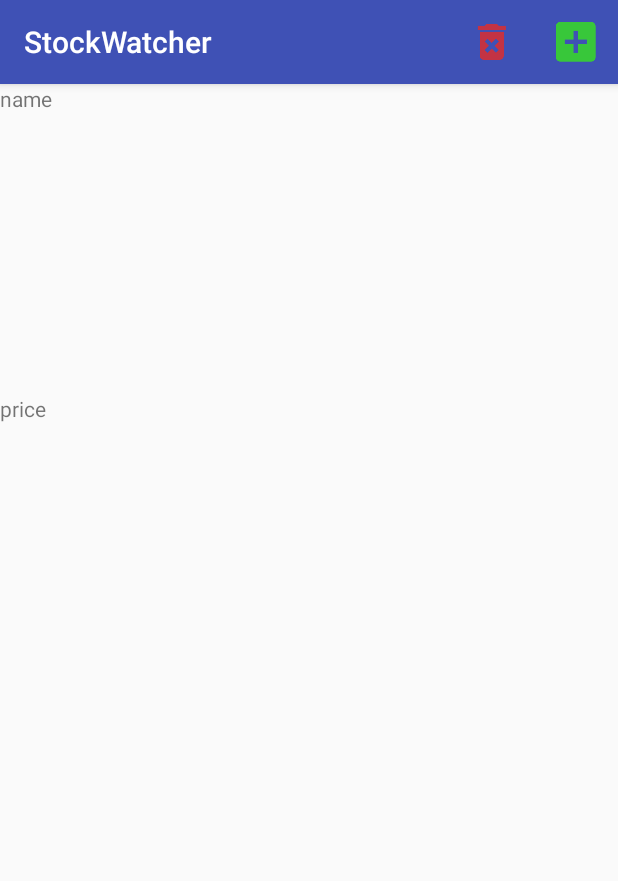
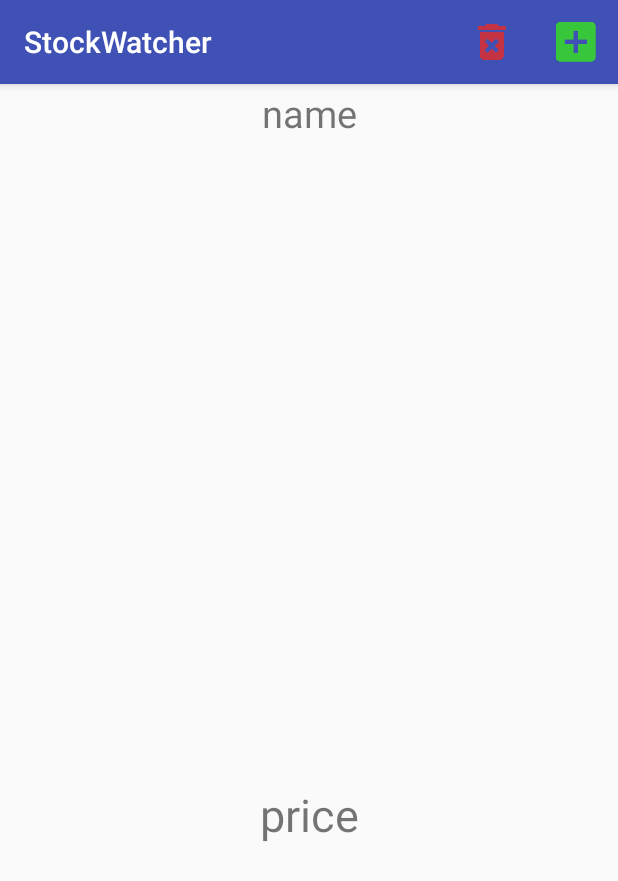
Before and after one commit to Frankiskandar/StockWatcher, an Android app: the fragment StockDetailsFragment placed in its activity, on a phone screen of 412 x 824 dp. Shown: the top 881 px of the screen. Run offline under Robolectric (Android 15) with nearby library versions, the phone set to English and light mode, and no system bars; our stand-ins replace Picasso; pictures from the network do not load.

Commit message:
another commit

```diff
--- a/app/src/main/java/edu/temple/stockwatcher/StockDetailsFragment.java
+++ b/app/src/main/java/edu/temple/stockwatcher/StockDetailsFragment.java
@@ -111,7 +111,7 @@ public class StockDetailsFragment extends Fragment {
                 String price = blockObject.getString("LastPrice");
 
                 companyName.setText(name);
-                stockPrice.setText(price);
+                stockPrice.setText("$"+price);
             } catch (JSONException e) {
                 e.printStackTrace();
             }
--- a/app/src/main/res/layout/fragment_stock_details.xml
+++ b/app/src/main/res/layout/fragment_stock_details.xml
@@ -15,7 +15,9 @@
             android:id="@+id/stock_name"
             android:layout_width="match_parent"
             android:layout_height="39dp"
-            android:text="name" />
+            android:text="name"
+            android:textSize="25dp"
+            android:gravity="center"/>
 
         <ImageView
             android:id="@+id/graph"
@@ -27,6 +29,8 @@
             android:layout_width="match_parent"
             android:layout_height="match_parent"
             android:text="price"
+            android:gravity="center"
+            android:textSize="30dp"
             android:layout_weight="0.3"/>
 
 
```
